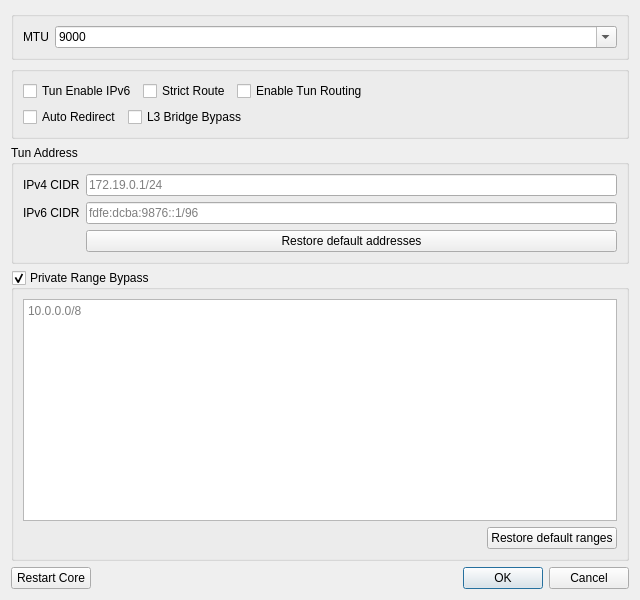
First picture: the form in upstream/include/ui/setting/dialog_vpn_settings.ui, repository hopol/throne-mirror, before the edit.
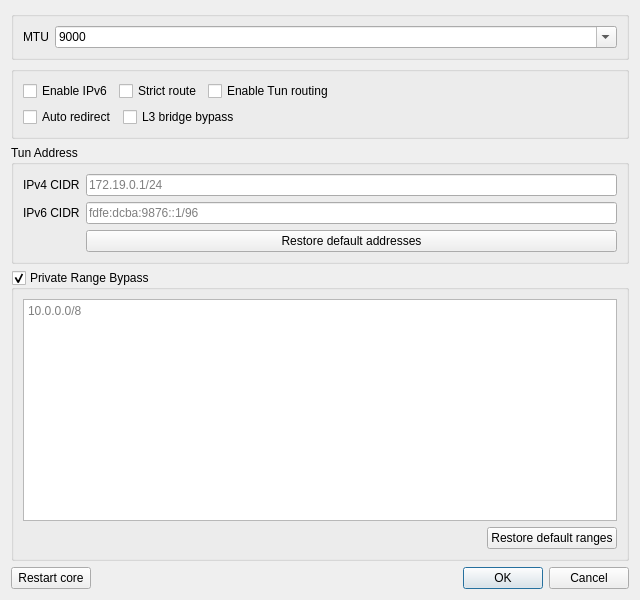
Second picture: the form after the edit.

Diff of the .ui file:
```diff
--- a/upstream/include/ui/setting/dialog_vpn_settings.ui
+++ b/upstream/include/ui/setting/dialog_vpn_settings.ui
@@ -67,14 +67,14 @@
         <item>
          <widget class="QCheckBox" name="vpn_ipv6">
           <property name="text">
-           <string>Tun Enable IPv6</string>
+           <string>Enable IPv6</string>
           </property>
          </widget>
         </item>
         <item>
          <widget class="QCheckBox" name="strict_route">
           <property name="text">
-           <string>Strict Route</string>
+           <string>Strict route</string>
           </property>
          </widget>
         </item>
@@ -84,7 +84,7 @@
            <string>&lt;html&gt;&lt;head/&gt;&lt;body&gt;&lt;p&gt;When enabled, Direct IP CIDRs and rule sets will also be added to the Tun setting to be excluded at OS routing level. IMPORTANT: Large rule sets have been reported to cause massive CPU usage in windows, please enable this option with caution.&lt;/p&gt;&lt;/body&gt;&lt;/html&gt;</string>
           </property>
           <property name="text">
-           <string>Enable Tun Routing</string>
+           <string>Enable Tun routing</string>
           </property>
          </widget>
         </item>
@@ -114,7 +114,7 @@
            <string>&lt;html&gt;&lt;head/&gt;&lt;body&gt;&lt;p&gt;Improves Tun routing and performance using nftables. While enabled, this machine cannot be used as a network gateway for other devices.&lt;/p&gt;&lt;/body&gt;&lt;/html&gt;</string>
           </property>
           <property name="text">
-           <string>Auto Redirect</string>
+           <string>Auto redirect</string>
           </property>
          </widget>
         </item>
@@ -127,7 +127,7 @@
            <string>&lt;html&gt;&lt;head/&gt;&lt;body&gt;&lt;p&gt;Forwards bypassed traffic straight out of the network interface instead of rebuilding it as a new connection, which is faster and keeps NAT intact for games and P2P. Applies to UDP and ICMP only; TCP still needs to be sniffed and keeps taking the normal direct path.&lt;/p&gt;&lt;/body&gt;&lt;/html&gt;</string>
           </property>
           <property name="text">
-           <string>L3 Bridge Bypass</string>
+           <string>L3 bridge bypass</string>
           </property>
          </widget>
         </item>
@@ -259,7 +259,7 @@
         <string>Stops the running profile and restarts the core. Try this when Tun fails to start, then start the profile again.</string>
        </property>
        <property name="text">
-        <string>Restart Core</string>
+        <string>Restart core</string>
        </property>
       </widget>
      </item>
```
Left out of the diff: 10 changed lines with no effect on the pictures.
